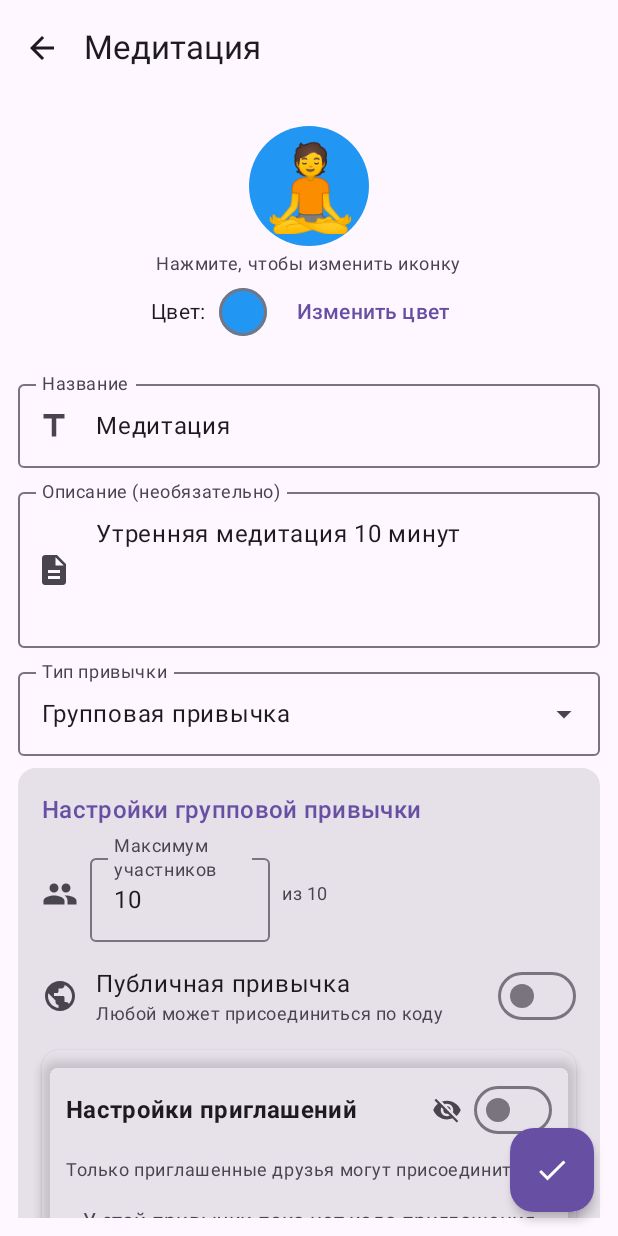
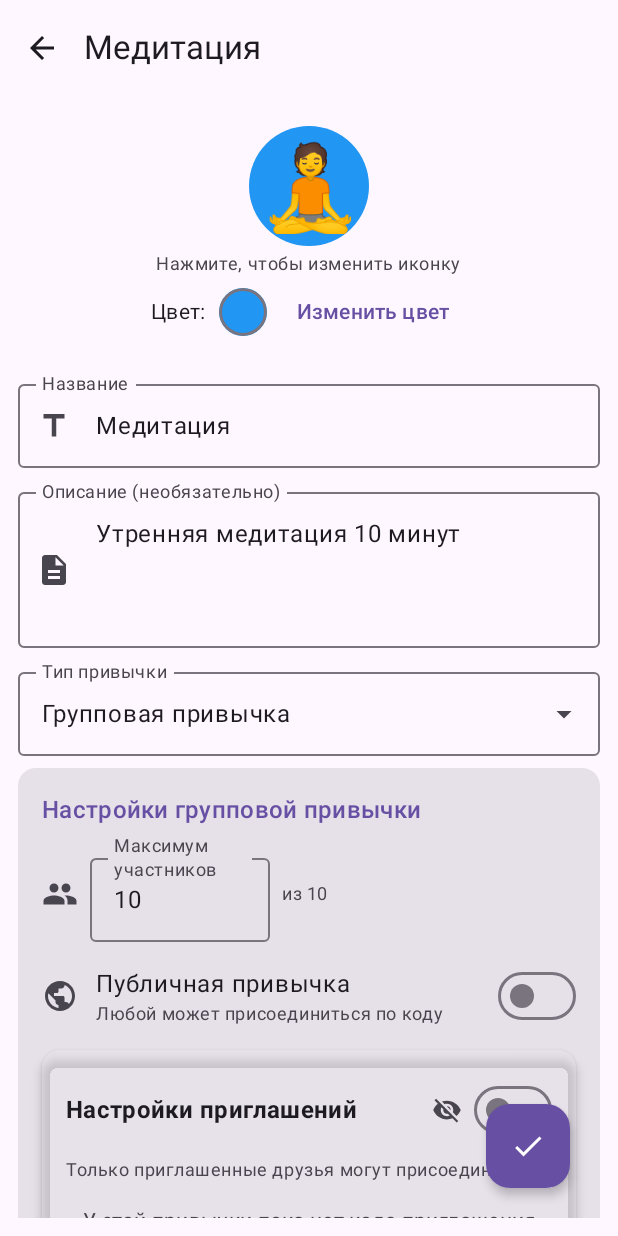
Before and after one commit to Cha1000000/HabitTracker, an Android app built with Jetpack Compose: the @Preview function AddEditHabitScreenEditModePreview, on a phone screen of 412 x 824 dp. Run offline under Robolectric (Android 15) with nearby library versions, the phone set to English and light mode, and no system bars; our stand-ins replace Firebase (no records; nobody signed in at launch, a user with empty details on screens opened directly).

Commit message:
FAB spacing: add bottom/right padding to prevent clipped shadow when disabled\n\n- Restore Modifier.padding(16.dp) on FloatingActionButton\n- Ensures consistent spacing in both disabled and enabled states

```diff
--- a/app/src/main/java/com/habittracker/presentation/ui/habits/AddEditHabitScreen.kt
+++ b/app/src/main/java/com/habittracker/presentation/ui/habits/AddEditHabitScreen.kt
@@ -776,7 +776,7 @@ fun AddEditHabitScreen(
                     pressedElevation = 8.dp
                 ),
                 modifier = Modifier
-                    //.padding(16.dp)
+                    .padding(16.dp)
                     .graphicsLayer {
                         scaleX = fabScale
                         scaleY = fabScale
```
